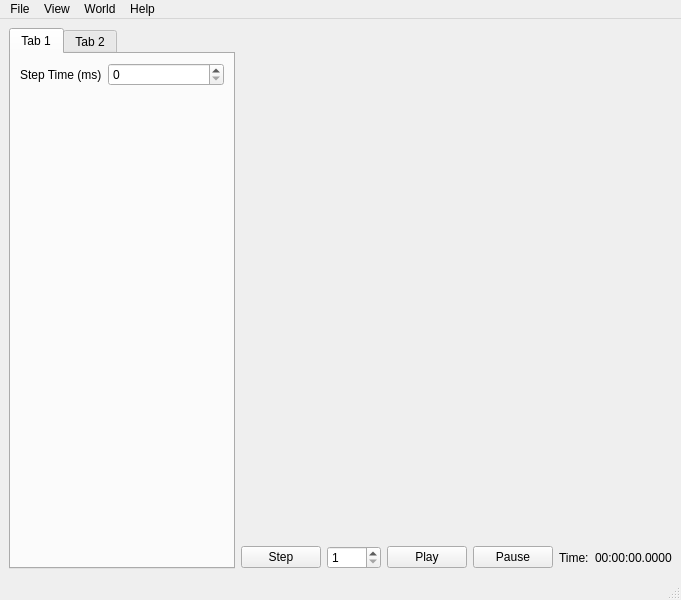
Old version of the form sim/simulator/mainwindow.ui in the repository WPISmartmouse/Smartmouse_2018.
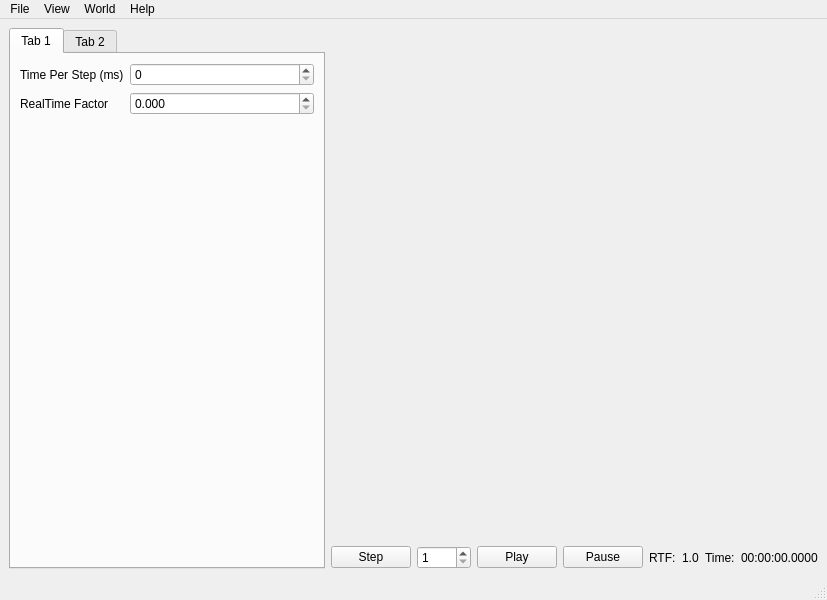
New version of the form.

The edit to the form file:
```diff
--- a/sim/simulator/mainwindow.ui
+++ b/sim/simulator/mainwindow.ui
@@ -6,7 +6,7 @@
    <rect>
     <x>0</x>
     <y>0</y>
-    <width>681</width>
+    <width>827</width>
     <height>600</height>
    </rect>
   </property>
@@ -14,6 +14,12 @@
    <string>MainWindow</string>
   </property>
   <widget class="QWidget" name="main_widget">
+   <property name="sizePolicy">
+    <sizepolicy hsizetype="Maximum" vsizetype="Preferred">
+     <horstretch>0</horstretch>
+     <verstretch>0</verstretch>
+    </sizepolicy>
+   </property>
    <layout class="QHBoxLayout" name="horizontalLayout">
     <item>
      <widget class="QTabWidget" name="tabs">
@@ -34,7 +40,7 @@
         <item row="0" column="0">
          <widget class="QLabel" name="label">
           <property name="text">
-           <string>Step Time (ms)</string>
+           <string>Time Per Step (ms)</string>
           </property>
          </widget>
         </item>
@@ -45,6 +51,23 @@
           </property>
          </widget>
         </item>
+        <item row="1" column="0">
+         <widget class="QLabel" name="real_time_factor_label">
+          <property name="text">
+           <string>RealTime Factor</string>
+          </property>
+         </widget>
+        </item>
+        <item row="1" column="1">
+         <widget class="QDoubleSpinBox" name="real_time_factor_spinner">
+          <property name="decimals">
+           <number>3</number>
+          </property>
+          <property name="maximum">
+           <double>10.000000000000000</double>
+          </property>
+         </widget>
+        </item>
        </layout>
       </widget>
       <widget class="QWidget" name="tab_2">
@@ -102,6 +125,20 @@
           </property>
          </widget>
         </item>
+        <item>
+         <widget class="QLabel" name="real_time_label">
+          <property name="text">
+           <string>RTF:</string>
+          </property>
+         </widget>
+        </item>
+        <item>
+         <widget class="QLabel" name="real_time_value_label">
+          <property name="text">
+           <string>1.0</string>
+          </property>
+         </widget>
+        </item>
         <item>
          <widget class="QLabel" name="time_label">
           <property name="text">
@@ -127,7 +164,7 @@
     <rect>
      <x>0</x>
      <y>0</y>
-     <width>681</width>
+     <width>827</width>
      <height>19</height>
     </rect>
    </property>
```
Left out of the diff: 4 changed lines with no effect on the pictures.
